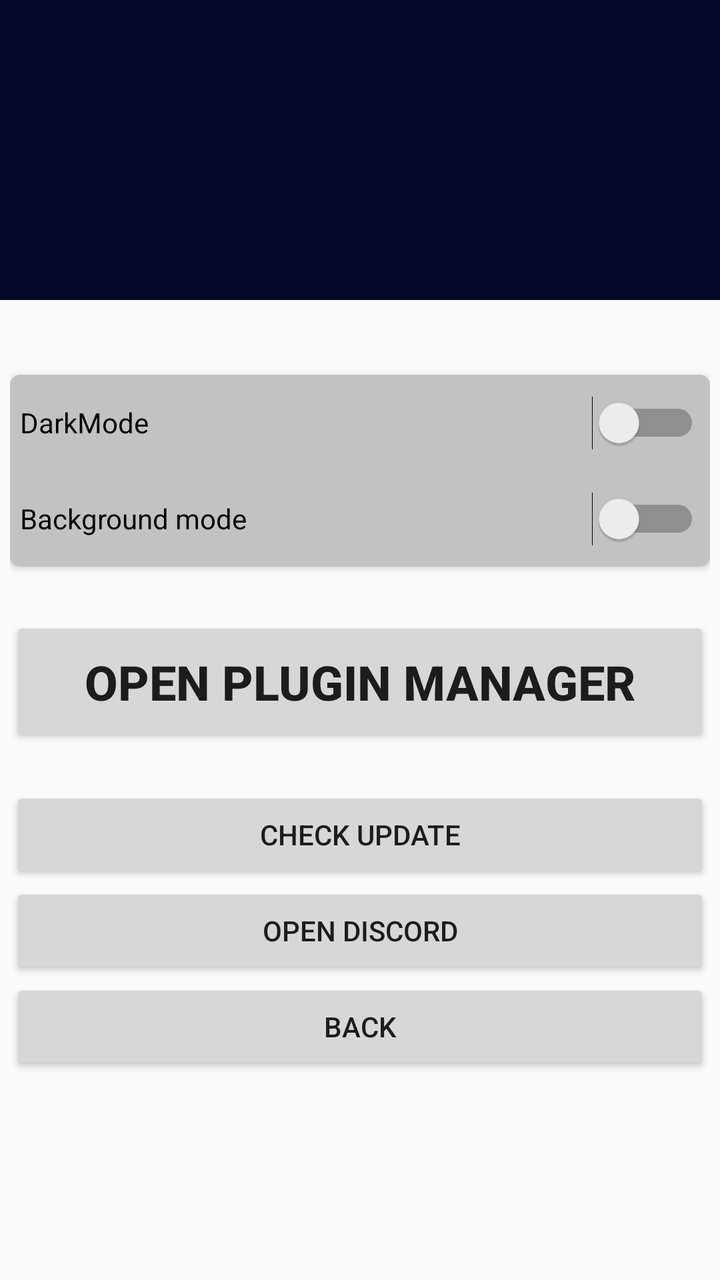
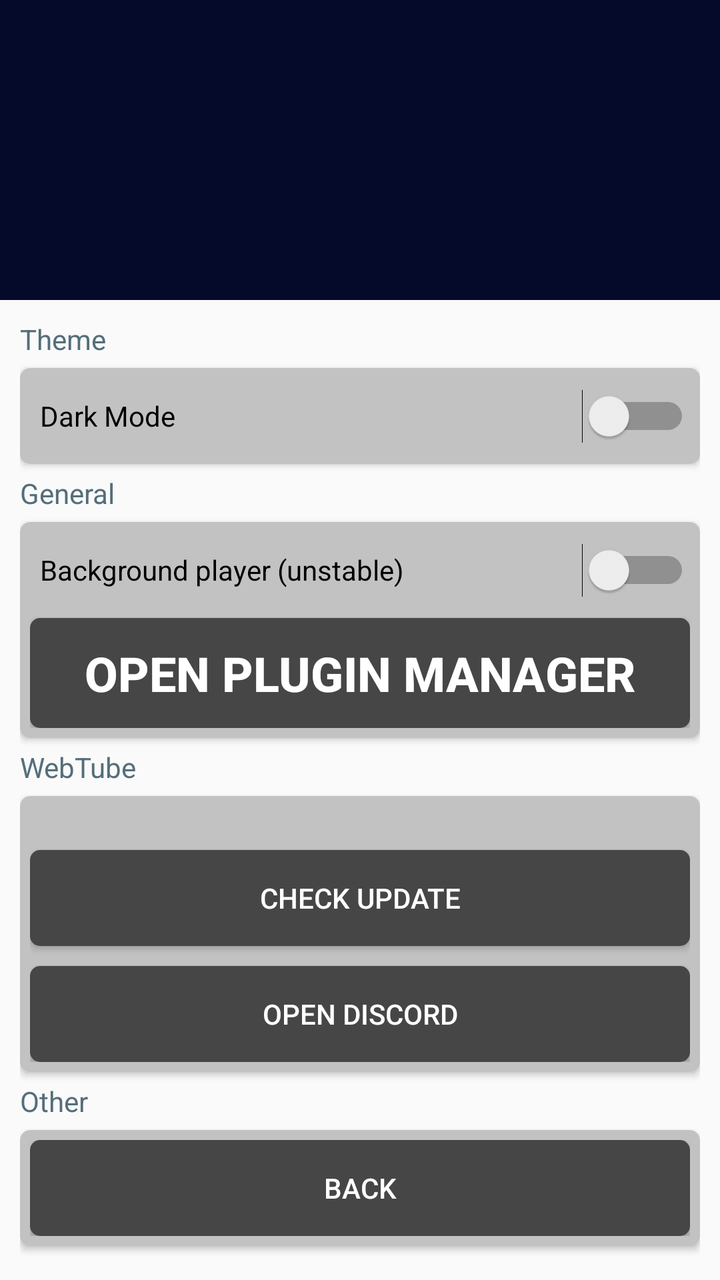

Screens rendered from an Android XML layout before and after an edit, with the pre-edit source and the edit as a unified diff.
<!-- AndroidManifest.xml: application theme AppTheme -->
<!-- res/layout/activity_settings.xml -->
<?xml version="1.0" encoding="utf-8"?>
<androidx.coordinatorlayout.widget.CoordinatorLayout
    xmlns:android="http://schemas.android.com/apk/res/android"
    xmlns:app="http://schemas.android.com/apk/res-auto"
    xmlns:tools="http://schemas.android.com/tools"
    android:layout_width="match_parent"
    android:layout_height="match_parent"
    tools:context=".SettingsView">

    <LinearLayout
        android:layout_width="match_parent"
        android:layout_height="match_parent"
        android:orientation="vertical">

        <ImageView
            android:id="@+id/imageView"
            android:layout_width="match_parent"
            android:layout_height="150dp"
            android:adjustViewBounds="false"
            android:background="#050A2A"
            android:contentDescription="@string/todo"
            android:cropToPadding="false"
            android:scaleType="centerCrop"
            app:srcCompat="@drawable/banner" />

        <LinearLayout
            android:id="@+id/settings"
            android:layout_width="match_parent"
            android:layout_height="match_parent"
            android:orientation="vertical"
            android:paddingStart="5dp"
            android:paddingEnd="5dp">

            <TextView
                android:id="@+id/info"
                android:layout_width="match_parent"
                android:layout_height="wrap_content"
                android:textAlignment="center"
                android:textSize="24sp" />

            <androidx.cardview.widget.CardView
                android:layout_width="match_parent"
                android:layout_height="wrap_content"
                android:layout_marginTop="5dp"
                android:layout_marginBottom="5dp"
                android:paddingLeft="5dp"
                android:paddingRight="5dp"
                app:cardBackgroundColor="@color/gray"
                app:cardCornerRadius="5dp"
                app:contentPaddingLeft="5dp"
                app:contentPaddingRight="5dp">

                <LinearLayout
                    android:layout_width="match_parent"
                    android:layout_height="match_parent"
                    android:orientation="vertical">

                    <Switch
                        android:id="@+id/darkswitch"
                        android:layout_width="match_parent"
                        android:layout_height="wrap_content"
                        android:minHeight="48dp"
                        android:text="@string/darkmode"
                        tools:ignore="UseSwitchCompatOrMaterialXml" />

                    <Switch
                        android:id="@+id/backgroundswitch"
                        android:layout_width="match_parent"
                        android:layout_height="wrap_content"
                        android:minHeight="48dp"
                        android:text="@string/background_mode"
                        tools:ignore="UseSwitchCompatOrMaterialXml" />

                </LinearLayout>

            </androidx.cardview.widget.CardView>

            <Button
                android:id="@+id/PluginManagerBtn"
                android:layout_width="match_parent"
                android:layout_height="65dp"
                android:text="@string/open_plugin_manager"
                android:textSize="24sp"
                android:textStyle="bold"
                android:layout_marginTop="20dp"
                />

            <Button
                android:id="@+id/checkUpdate"
                android:layout_width="match_parent"
                android:layout_height="wrap_content"
                android:text="@string/check_update"
                android:layout_marginTop="20dp"
                />

            <Button
                android:id="@+id/openDiscord"
                android:layout_width="match_parent"
                android:layout_height="wrap_content"
                android:text="@string/open_discord" />

            <Button
                android:id="@+id/button_back"
                android:layout_width="match_parent"
                android:layout_height="wrap_content"
                android:text="@string/back" />

            <FrameLayout
                android:id="@+id/frameLayout"
                android:layout_width="match_parent"
                android:layout_height="match_parent"
                android:name="xyz.webtubeapp.PluginManagerView"
                >

            </FrameLayout>

        </LinearLayout>

    </LinearLayout>


</androidx.coordinatorlayout.widget.CoordinatorLayout>
<!-- resources referenced by this layout -->
<resources>
  <color name="gray">#C2C2C2</color>
  <!-- drawable banner: png bitmap (drawable, 686733 bytes) -->
  <string name="back">Back</string>
  <string name="background_mode">Background mode</string>
  <string name="check_update">Check Update</string>
  <string name="darkmode">DarkMode</string>
  <string name="open_discord">Open Discord</string>
  <string name="open_plugin_manager">Open plugin manager</string>
  <string name="todo">TODO</string>
  <style name="AppTheme" parent="Theme.AppCompat.Light.NoActionBar">
          <item name="android:windowNoTitle">true</item>
          <item name="android:windowContentOverlay">@null</item>
  
  
          
          <item name="colorPrimary">#050A2A</item>
          <item name="colorPrimaryVariant">#100033</item>
          <item name="colorOnPrimary">@color/white</item>
          
          <item name="colorSecondary">@color/teal_200</item>
          <item name="colorSecondaryVariant">@color/teal_700</item>
          <item name="colorOnSecondary">@color/black</item>
  
      </style>
  <color name="white">#FFFFFFFF</color>
  <color name="teal_200">#FF03DAC5</color>
  <color name="teal_700">#FF018786</color>
  <color name="black">#FF000000</color>
</resources>

<!-- the commit's change to res/layout/activity_settings.xml (unified diff, before → after) -->
@@ -24,19 +24,19 @@
             app:srcCompat="@drawable/banner" />
 
         <LinearLayout
-            android:id="@+id/settings"
             android:layout_width="match_parent"
             android:layout_height="match_parent"
             android:orientation="vertical"
-            android:paddingStart="5dp"
-            android:paddingEnd="5dp">
-
-            <TextView
-                android:id="@+id/info"
-                android:layout_width="match_parent"
-                android:layout_height="wrap_content"
-                android:textAlignment="center"
-                android:textSize="24sp" />
+            android:paddingStart="10dp"
+            android:paddingTop="10dp"
+            android:paddingEnd="10dp">
+
+            <TextView
+                android:id="@+id/tag_theme"
+                android:layout_width="match_parent"
+                android:layout_height="wrap_content"
+                android:text="@string/theme"
+                android:textColor="#546E7A" />
 
             <androidx.cardview.widget.CardView
                 android:layout_width="match_parent"
@@ -60,62 +60,155 @@
                         android:layout_width="match_parent"
                         android:layout_height="wrap_content"
                         android:minHeight="48dp"
+                        android:paddingStart="5dp"
                         android:text="@string/darkmode"
                         tools:ignore="UseSwitchCompatOrMaterialXml" />
 
+                </LinearLayout>
+            </androidx.cardview.widget.CardView>
+
+            <TextView
+                android:id="@+id/tag_general"
+                android:layout_width="match_parent"
+                android:layout_height="wrap_content"
+                android:text="@string/general"
+                android:textColor="#546E7A" />
+
+            <androidx.cardview.widget.CardView
+                android:layout_width="match_parent"
+                android:layout_height="wrap_content"
+                android:layout_marginTop="5dp"
+                android:layout_marginBottom="5dp"
+                android:paddingLeft="5dp"
+                android:paddingRight="5dp"
+                app:cardBackgroundColor="@color/gray"
+                app:cardCornerRadius="5dp"
+                app:contentPaddingLeft="5dp"
+                app:contentPaddingRight="5dp">
+
+                <LinearLayout
+                    android:layout_width="match_parent"
+                    android:layout_height="match_parent"
+                    android:orientation="vertical"
+                    android:paddingBottom="5dp">
+
                     <Switch
                         android:id="@+id/backgroundswitch"
                         android:layout_width="match_parent"
                         android:layout_height="wrap_content"
                         android:minHeight="48dp"
+                        android:paddingStart="5dp"
                         android:text="@string/background_mode"
                         tools:ignore="UseSwitchCompatOrMaterialXml" />
 
-                </LinearLayout>
-
-            </androidx.cardview.widget.CardView>
-
-            <Button
-                android:id="@+id/PluginManagerBtn"
-                android:layout_width="match_parent"
-                android:layout_height="65dp"
-                android:text="@string/open_plugin_manager"
-                android:textSize="24sp"
-                android:textStyle="bold"
-                android:layout_marginTop="20dp"
-                />
-
-            <Button
-                android:id="@+id/checkUpdate"
-                android:layout_width="match_parent"
-                android:layout_height="wrap_content"
-                android:text="@string/check_update"
-                android:layout_marginTop="20dp"
-                />
-
-            <Button
-                android:id="@+id/openDiscord"
-                android:layout_width="match_parent"
-                android:layout_height="wrap_content"
-                android:text="@string/open_discord" />
-
-            <Button
-                android:id="@+id/button_back"
-                android:layout_width="match_parent"
-                android:layout_height="wrap_content"
-                android:text="@string/back" />
-
-            <FrameLayout
-                android:id="@+id/frameLayout"
-                android:layout_width="match_parent"
-                android:layout_height="match_parent"
-                android:name="xyz.webtubeapp.PluginManagerView"
-                >
-
-            </FrameLayout>
+                    <Button
+                        android:id="@+id/PluginManagerBtn"
+                        android:layout_width="match_parent"
+                        android:layout_height="55dp"
+                        android:background="@drawable/button_rounded"                        android:text="@string/open_plugin_manager"
+                        android:textColor="@color/white"
+                        android:textSize="24sp"
+                        android:textStyle="bold"
+
+
+                        />
+
+                </LinearLayout>
+            </androidx.cardview.widget.CardView>
+
+            <TextView
+                android:id="@+id/tag_webtube"
+                android:layout_width="match_parent"
+                android:layout_height="wrap_content"
+                android:text="@string/webtube"
+                android:textColor="#546E7A" />
+
+            <androidx.cardview.widget.CardView
+                android:layout_width="match_parent"
+                android:layout_height="wrap_content"
+                android:layout_marginTop="5dp"
+                android:layout_marginBottom="5dp"
+                android:paddingLeft="5dp"
+                android:paddingRight="5dp"
+                app:cardBackgroundColor="@color/gray"
+                app:cardCornerRadius="5dp"
+                app:contentPaddingLeft="5dp"
+                app:contentPaddingRight="5dp">
+
+                <LinearLayout
+                    android:layout_width="match_parent"
+                    android:layout_height="match_parent"
+                    android:orientation="vertical"
+                    android:paddingBottom="5dp">
+
+                    <TextView
+                        android:id="@+id/info"
+                        android:layout_width="match_parent"
+                        android:layout_height="wrap_content"
+                        android:paddingStart="5dp"
+                        android:textAlignment="viewStart"
+                        android:textSize="20sp" />
+
+                    <Button
+                        android:id="@+id/checkUpdate"
+                        android:layout_width="match_parent"
+                        android:layout_height="wrap_content"
+                        android:background="@drawable/button_rounded"
+                        android:text="@string/check_update"
+                        android:textColor="@color/white"
+                        app:iconTint="@color/teal_700" />
+
+                    <Button
+                        android:id="@+id/openDiscord"
+                        android:layout_width="match_parent"
+                        android:layout_height="wrap_content"
+                        android:layout_marginTop="10dp"
+                        android:background="@drawable/button_rounded"
+                        android:text="@string/open_discord"
+                        android:textColor="@color/white"
+                        app:iconTint="@color/teal_700" />
+
+                </LinearLayout>
+            </androidx.cardview.widget.CardView>
+
+            <TextView
+                android:id="@+id/tag_other"
+                android:layout_width="match_parent"
+                android:layout_height="wrap_content"
+                android:text="@string/other"
+                android:textColor="#546E7A" />
+
+            <androidx.cardview.widget.CardView
+                android:layout_width="match_parent"
+                android:layout_height="wrap_content"
+                android:layout_marginTop="5dp"
+                android:layout_marginBottom="5dp"
+                android:paddingLeft="5dp"
+                android:paddingRight="5dp"
+                app:cardBackgroundColor="@color/gray"
+                app:cardCornerRadius="5dp"
+                app:contentPaddingLeft="5dp"
+                app:contentPaddingRight="5dp">
+
+                <LinearLayout
+                    android:layout_width="match_parent"
+                    android:layout_height="match_parent"
+                    android:orientation="vertical"
+                    android:paddingTop="5dp"
+                    android:paddingBottom="5dp">
+
+                    <Button
+                        android:id="@+id/button_back"
+                        android:layout_width="match_parent"
+                        android:layout_height="wrap_content"
+                        android:background="@drawable/button_rounded"
+                        android:text="@string/back"
+                        android:textColor="@color/white"
+                        app:iconTint="@color/teal_700" />
+                </LinearLayout>
+            </androidx.cardview.widget.CardView>
 
         </LinearLayout>
-
     </LinearLayout>
 
 
<!-- resource entries referenced after the edit -->
@@ -2,13 +2,42 @@
 <resources>
   <color name="gray">#C2C2C2</color>
   <!-- drawable banner: png bitmap (drawable, 686733 bytes) -->
+  <!-- drawable button_rounded (drawable) -->
+  <?xml version="1.0" encoding="utf-8"?>
+  <selector xmlns:android="http://schemas.android.com/apk/res/android" >
+      <item android:state_pressed="true" >
+          <shape android:shape="rectangle"  >
+              <corners android:radius="5dp" />
+              <stroke android:width="0dip" android:color="@color/black" />
+              <gradient android:angle="-90" android:startColor="@color/btn" android:endColor="#1A237E"  />
+          </shape>
+      </item>
+      <item android:state_focused="true">
+          <shape android:shape="rectangle"  >
+              <corners android:radius="5dp" />
+              <stroke android:width="0dip" android:color="#5e7974" />
+              <solid android:color="#58857e"/>
+          </shape>
+      </item>
+      <item >
+          <shape android:shape="rectangle"  >
+              <corners android:radius="5dp" />
+              <stroke android:width="0dip" android:color="@color/black" />
+              <gradient android:angle="-90" android:startColor="@color/btn" android:endColor="@color/btn" />
+          </shape>
+      </item>
+  </selector>
   <string name="back">Back</string>
-  <string name="background_mode">Background mode</string>
+  <string name="background_mode">Background player (unstable)</string>
   <string name="check_update">Check Update</string>
-  <string name="darkmode">DarkMode</string>
+  <string name="darkmode">Dark Mode</string>
+  <string name="general">General</string>
   <string name="open_discord">Open Discord</string>
   <string name="open_plugin_manager">Open plugin manager</string>
+  <string name="other">Other</string>
+  <string name="theme">Theme</string>
   <string name="todo">TODO</string>
+  <string name="webtube">WebTube</string>
   <style name="AppTheme" parent="Theme.AppCompat.Light.NoActionBar">
           <item name="android:windowNoTitle">true</item>
           <item name="android:windowContentOverlay">@null</item>
@@ -28,5 +57,6 @@
   <color name="teal_200">#FF03DAC5</color>
   <color name="teal_700">#FF018786</color>
   <color name="black">#FF000000</color>
+  <color name="btn">#464646</color>
 </resources>
 
